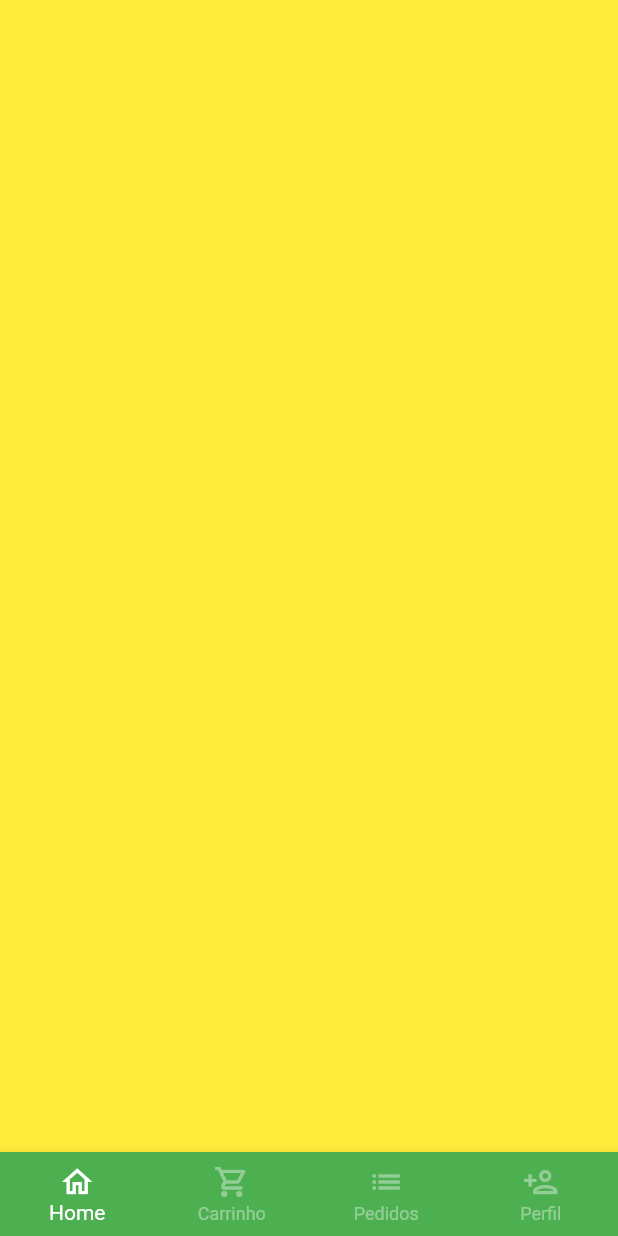
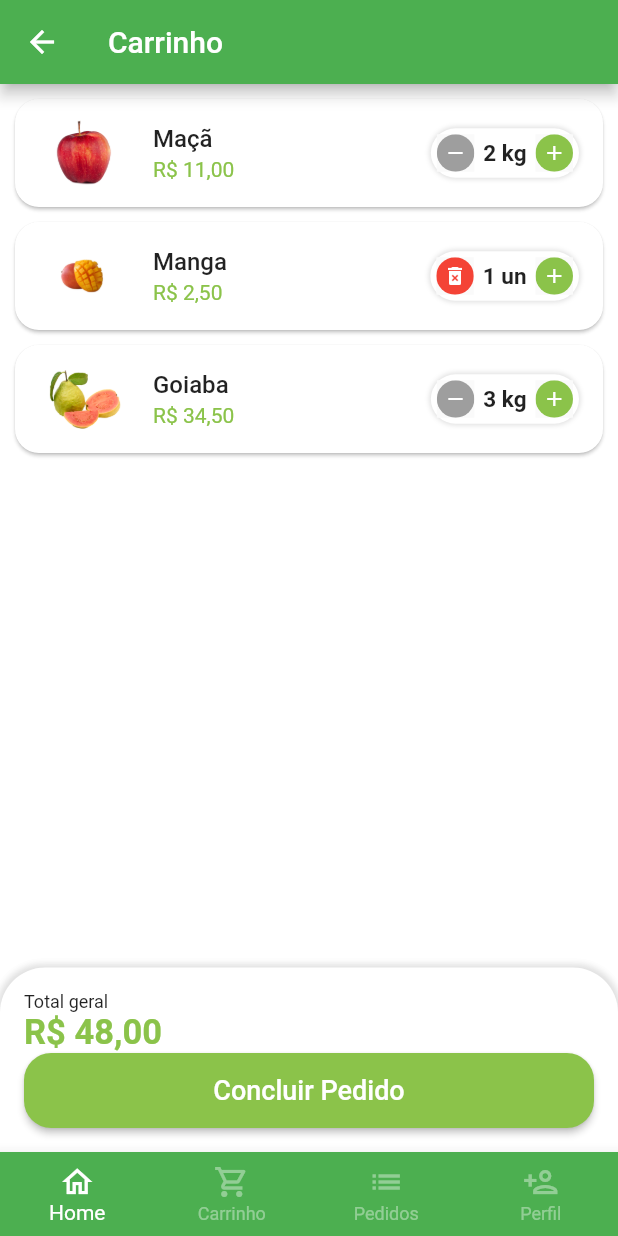
Before and after one commit to Maurilio-David/Greengrocer, a Flutter app: the BaseScreen screen opened directly, swiped to page 2, on a phone screen of 412 x 824 dp. Run offline on Flutter 3.47's test engine with Material 2 defaults, Android fonts, the phone set to English and light mode, and no system bars; our stand-ins replace animated_text_kit, badges, mask_text_input_formatter.

Commit message:
Tela do carrinho

```diff
--- a/lib/src/config/app_data.dart
+++ b/lib/src/config/app_data.dart
@@ -1,3 +1,4 @@
+import 'package:greengrocer/src/models/cart_item_model.dart';
 import 'package:greengrocer/src/models/item_model.dart';
 
 ItemModel apple = ItemModel(
@@ -71,3 +72,18 @@ List<String> categories = [
   'Temperos',
   'Cereais',
 ];
+
+List<CartItemModel> cartItems = [
+  CartItemModel(
+    item: apple,
+    quantity: 2,
+  ),
+  CartItemModel(
+    item: mango,
+    quantity: 1,
+  ),
+  CartItemModel(
+    item: guava,
+    quantity: 3,
+  ),
+];
--- /dev/null
+++ b/lib/src/models/cart_item_model.dart
@@ -0,0 +1,13 @@
+import 'package:greengrocer/src/models/item_model.dart';
+
+class CartItemModel {
+  ItemModel item;
+  int quantity;
+
+  CartItemModel({
+    required this.item,
+    required this.quantity,
+  });
+
+  double totalPrice() => item.price * quantity;
+}
--- a/lib/src/pages/base/base_screen.dart
+++ b/lib/src/pages/base/base_screen.dart
@@ -1,4 +1,5 @@
 import 'package:flutter/material.dart';
+import 'package:greengrocer/src/pages/cart/cart_tab.dart';
 import 'package:greengrocer/src/pages/home/home_tab.dart';
 
 class BaseScreen extends StatefulWidget {
@@ -20,9 +21,7 @@ class _BaseScreenState extends State<BaseScreen> {
         controller: pageController,
         children: [
           const HomeTab(),
-          Container(
-            color: Colors.yellow,
-          ),
+          CartTab(),
           Container(
             color: Colors.blue,
           ),
--- /dev/null
+++ b/lib/src/pages/cart/cart_tab.dart
@@ -0,0 +1,141 @@
+import 'package:flutter/material.dart';
+import 'package:greengrocer/src/config/customs_color.dart';
+import 'package:greengrocer/src/models/cart_item_model.dart';
+import 'package:greengrocer/src/pages/cart/components/cart_tile.dart';
+import 'package:greengrocer/src/services/utils_services.dart';
+import 'package:greengrocer/src/config/app_data.dart' as appData;
+
+class CartTab extends StatefulWidget {
+  const CartTab({Key? key}) : super(key: key);
+
+  @override
+  State<CartTab> createState() => _CartTabState();
+}
+
+class _CartTabState extends State<CartTab> {
+  final UtilsServices utilsServices = UtilsServices();
+
+  void removeItemFromCart(CartItemModel cartItem) {
+    setState(() {
+      appData.cartItems.remove(cartItem);
+    });
+  }
+
+  double cartTotalPrice() {
+    double total = 0;
+
+    for (var item in appData.cartItems) {
+      total += item.totalPrice();
+    }
+    return total;
+  }
+
+  @override
+  Widget build(BuildContext context) {
+    return Scaffold(
+      appBar: AppBar(
+        title: const Text('Carrinho'),
+        leading: null,
+      ),
+      body: Column(
+        children: [
+          Expanded(
+            child: ListView.builder(
+              itemCount: appData.cartItems.length,
+              itemBuilder: (_, index) {
+                return CartTile(
+                  cartItem: appData.cartItems[index],
+                  remove: removeItemFromCart,
+                );
+              },
+            ),
+          ),
+          const SizedBox(
+            height: 20,
+          ),
+          //Total geral
+          Container(
+            padding: const EdgeInsets.all(16),
+            decoration: BoxDecoration(
+                color: Colors.white,
+                borderRadius: const BorderRadius.vertical(
+                  top: Radius.circular(30),
+                ),
+                boxShadow: [
+                  BoxShadow(
+                    color: Colors.grey.shade300,
+                    blurRadius: 3,
+                    spreadRadius: 2,
+                  )
+                ]),
+            child: Column(
+              crossAxisAlignment: CrossAxisAlignment.stretch,
+              children: [
+                const Text(
+                  'Total geral',
+                  style: TextStyle(fontSize: 12),
+                ),
+                Text(
+                  utilsServices.priceToCurrency(cartTotalPrice()),
+                  style: TextStyle(
+                    fontSize: 23,
+                    color: CustomColors.customSwatchColor,
+                    fontWeight: FontWeight.bold,
+                  ),
+                ),
+                SizedBox(
+                  height: 50,
+                  child: ElevatedButton(
+                    style: ElevatedButton.styleFrom(
+                        primary: CustomColors.customSwatchColor,
+                        shape: RoundedRectangleBorder(
+                            borderRadius: BorderRadius.circular(18))),
+                    onPressed: () async {
+                      bool? result = await showOrderConfirmation();
+                      print(result);
+                    },
+                    child: const Text(
+                      'Concluir Pedido',
+                      style: TextStyle(fontSize: 18),
+                    ),
+                  ),
+                )
+              ],
+            ),
+          )
+        ],
+      ),
+    );
+  }
+
+  Future<bool?> showOrderConfirmation() {
+    return showDialog(
+      context: context,
+      builder: (context) {
+        return AlertDialog(
+          shape:
+              RoundedRectangleBorder(borderRadius: BorderRadius.circular(20)),
+          title: const Text('Confirmação'),
+          content: const Text('Deseja realmente concluir o pedido'),
+          actions: [
+            TextButton(
+                onPressed: () {
+                  Navigator.of(context).pop(false);
+                },
+                child: const Text('Não')),
+            ElevatedButton(
+              style: ElevatedButton.styleFrom(
+                shape: RoundedRectangleBorder(
+                    borderRadius: BorderRadius.circular(20)),
+              ),
+              onPressed: () {
+                Navigator.of(context).pop(true);
+              },
+              child: const Text('Sim'),
+            ),
+          ],
+        );
+      },
+    );
+  }
+}
--- /dev/null
+++ b/lib/src/pages/cart/components/cart_tile.dart
@@ -0,0 +1,60 @@
+import 'package:flutter/material.dart';
+import 'package:greengrocer/src/config/customs_color.dart';
+import 'package:greengrocer/src/models/cart_item_model.dart';
+import 'package:greengrocer/src/pages/common_widgets/quantity_widget.dart';
+import 'package:greengrocer/src/services/utils_services.dart';
+
+class CartTile extends StatefulWidget {
+  final CartItemModel cartItem;
+  final Function(CartItemModel) remove;
+  const CartTile({Key? key, required this.cartItem, required this.remove})
+      : super(key: key);
+
+  @override
+  State<CartTile> createState() => _CartTileState();
+}
+
+class _CartTileState extends State<CartTile> {
+  UtilsServices utilsServices = UtilsServices();
+
+  @override
+  Widget build(BuildContext context) {
+    return Card(
+      margin: const EdgeInsets.fromLTRB(10, 10, 10, 0),
+      shape: RoundedRectangleBorder(borderRadius: BorderRadius.circular(16)),
+      child: ListTile(
+        //imagem
+        leading: Image.asset(
+          widget.cartItem.item.imgUrl,
+          height: 60,
+          width: 60,
+        ),
+        //Titulo
+        title: Text(
+          widget.cartItem.item.itemName,
+          style: const TextStyle(fontWeight: FontWeight.w500),
+        ),
+        //Total
+        subtitle: Text(
+          utilsServices.priceToCurrency(widget.cartItem.totalPrice()),
+          style: TextStyle(color: CustomColors.customSwatchColor),
+        ),
+        //Quantidade
+        trailing: QuantityWidget(
+          suffixText: widget.cartItem.item.unit,
+          value: widget.cartItem.quantity,
+          result: (quantity) {
+            setState(() {
+              widget.cartItem.quantity = quantity;
+              if (quantity == 0) {
+                //Remover item do carrinho
+                widget.remove(widget.cartItem);
+              }
+            });
+          },
+          isRemovable: true,
+        ),
+      ),
+    );
+  }
+}
--- a/lib/src/pages/common_widgets/quantity_widget.dart
+++ b/lib/src/pages/common_widgets/quantity_widget.dart
@@ -5,12 +5,14 @@ class QuantityWidget extends StatelessWidget {
   final int value;
   final String suffixText;
   final Function(int quantity) result;
+  final bool isRemovable;
 
   const QuantityWidget(
       {Key? key,
       required this.suffixText,
       required this.value,
-      required this.result})
+      required this.result,
+      this.isRemovable = false})
       : super(key: key);
 
   @override
@@ -25,12 +27,14 @@ class QuantityWidget extends StatelessWidget {
         ],
       ),
       child: Row(
+        mainAxisSize: MainAxisSize.min,
         children: [
           _QuantityButton(
-            icon: Icons.remove,
-            color: Colors.grey,
+            icon:
+                !isRemovable || value > 1 ? Icons.remove : Icons.delete_forever,
+            color: !isRemovable || value > 1 ? Colors.grey : Colors.red,
             onPressed: () {
-              if (value == 1) return;
+              if (value == 1 && !isRemovable) return;
               int resultCount = value - 1;
               result(resultCount);
             },
```
